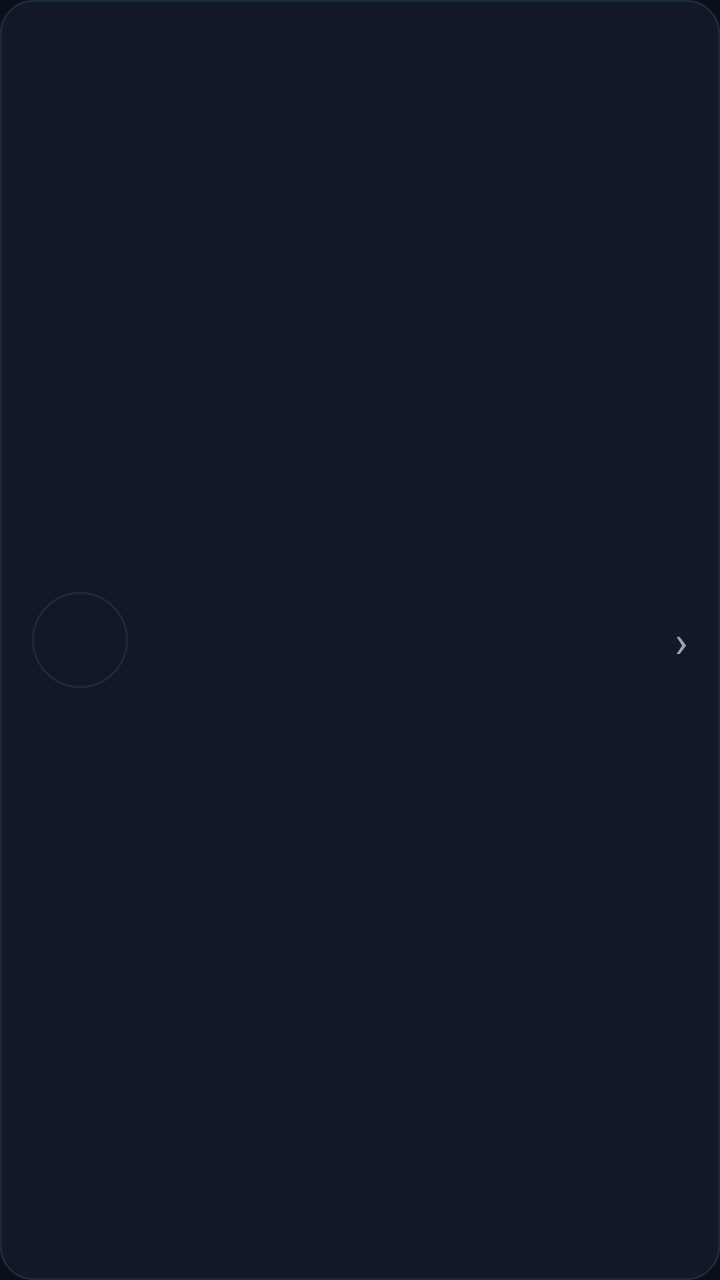
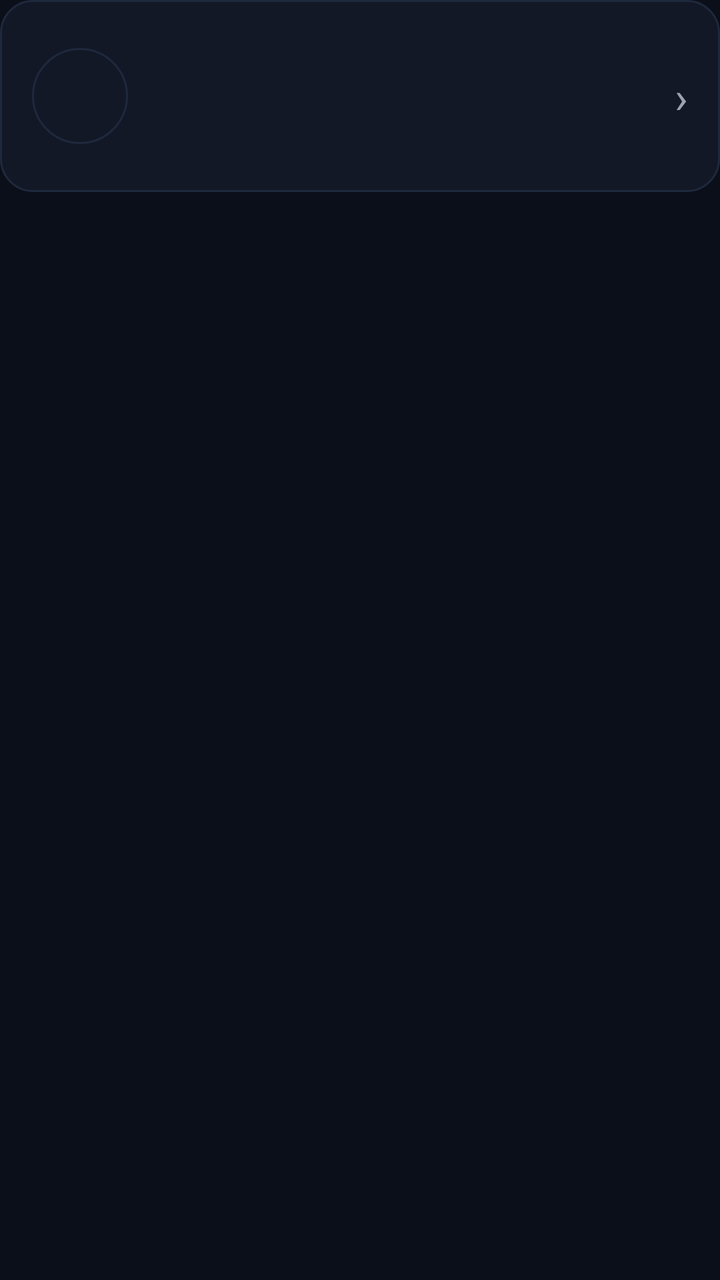

Two renders of the same Android screen: before a commit and after it. Below are the layout's source before the change and the commit's diff.
<!-- AndroidManifest.xml: application theme Theme.CampusConnect -->
<!-- res/layout/item_user.xml -->
<?xml version="1.0" encoding="utf-8"?>
<LinearLayout xmlns:android="http://schemas.android.com/apk/res/android"
    xmlns:app="http://schemas.android.com/apk/res-auto"
    android:layout_width="match_parent"
    android:layout_height="wrap_content"
    android:orientation="horizontal"
    android:padding="16dp"
    android:gravity="center_vertical"
    android:background="@drawable/bg_card"
    android:layout_marginBottom="10dp">

    
    <FrameLayout
        android:layout_width="48dp"
        android:layout_height="48dp"
        android:layout_marginEnd="14dp">

        <View
            android:layout_width="48dp"
            android:layout_height="48dp"
            android:background="@drawable/bg_avatar"/>

        <TextView
            android:id="@+id/tvInitial"
            android:layout_width="match_parent"
            android:layout_height="match_parent"
            android:gravity="center"
            android:textColor="@color/color_cyan"
            android:textSize="18sp"
            android:textStyle="bold"/>

        <de.hdodenhof.circleimageview.CircleImageView
            android:id="@+id/ivAvatar"
            android:layout_width="48dp"
            android:layout_height="48dp"
            android:visibility="gone"/>

    </FrameLayout>

    
    <LinearLayout
        android:layout_width="0dp"
        android:layout_height="wrap_content"
        android:layout_weight="1"
        android:orientation="vertical">

        <LinearLayout
            android:layout_width="wrap_content"
            android:layout_height="wrap_content"
            android:orientation="horizontal"
            android:gravity="center_vertical">

            <TextView
                android:id="@+id/tvFullName"
                android:layout_width="wrap_content"
                android:layout_height="wrap_content"
                android:textColor="@color/color_text_primary"
                android:textSize="15sp"
                android:textStyle="bold"/>

            <TextView
                android:id="@+id/tvCrBadge"
                android:layout_width="wrap_content"
                android:layout_height="wrap_content"
                android:layout_marginStart="6dp"
                android:paddingStart="6dp"
                android:paddingEnd="6dp"
                android:paddingTop="1dp"
                android:paddingBottom="1dp"
                android:text="@string/discover_cr_badge"
                android:textColor="@color/color_background"
                android:textSize="10sp"
                android:textStyle="bold"
                android:background="@drawable/bg_badge_purple"
                android:visibility="gone"/>

        </LinearLayout>

        <TextView
            android:id="@+id/tvUsername"
            android:layout_width="wrap_content"
            android:layout_height="wrap_content"
            android:textColor="@color/color_cyan"
            android:textSize="12sp"
            android:layout_marginTop="2dp"/>

        <TextView
            android:id="@+id/tvBio"
            android:layout_width="wrap_content"
            android:layout_height="wrap_content"
            android:textColor="@color/color_muted"
            android:textSize="12sp"
            android:layout_marginTop="3dp"
            android:maxLines="1"
            android:ellipsize="end"/>

        
        <TextView
            android:id="@+id/tvEducation"
            android:layout_width="match_parent"
            android:layout_height="wrap_content"
            android:textColor="@color/color_text_body"
            android:textSize="12sp"
            android:layout_marginTop="4dp"
            android:maxLines="1"
            android:ellipsize="end"
            android:visibility="gone"/>

        <LinearLayout
            android:layout_width="match_parent"
            android:layout_height="wrap_content"
            android:orientation="horizontal"
            android:gravity="center_vertical"
            android:layout_marginTop="6dp">

            <com.google.android.material.chip.ChipGroup
                android:id="@+id/skillsChipGroup"
                android:layout_width="0dp"
                android:layout_height="wrap_content"
                android:layout_weight="1"
                app:chipSpacingHorizontal="4dp"
                app:chipSpacingVertical="4dp"
                app:singleLine="true"/>

            <TextView
                android:id="@+id/tvProjectCount"
                android:layout_width="wrap_content"
                android:layout_height="wrap_content"
                android:layout_marginStart="6dp"
                android:textColor="@color/color_muted"
                android:textSize="11sp"
                android:visibility="gone"/>

        </LinearLayout>

    </LinearLayout>

    
    <TextView
        android:layout_width="wrap_content"
        android:layout_height="wrap_content"
        android:text="›"
        android:textColor="@color/color_muted"
        android:textSize="22sp"
        android:layout_marginStart="8dp"/>

</LinearLayout>
<!-- resources referenced by this layout -->
<resources>
  <color name="color_background">#0B0F19</color>
  <color name="color_cyan">#00D2FF</color>
  <color name="color_muted">#9CA3AF</color>
  <color name="color_text_body">#CBD5E1</color>
  <color name="color_text_primary">#FFFFFF</color>
  <!-- drawable bg_avatar (drawable) -->
  <?xml version="1.0" encoding="utf-8"?>
  <shape xmlns:android="http://schemas.android.com/apk/res/android"
      android:shape="oval">
      <solid android:color="@color/color_card"/>
      <stroke
          android:width="1dp"
          android:color="@color/color_border"/>
  </shape>
  <!-- drawable bg_badge_purple (drawable) -->
  <?xml version="1.0" encoding="utf-8"?>
  <shape xmlns:android="http://schemas.android.com/apk/res/android"
      android:shape="rectangle">
      <solid android:color="@color/color_purple"/>
      <corners android:radius="6dp"/>
  </shape>
  <!-- drawable bg_card (drawable) -->
  <?xml version="1.0" encoding="utf-8"?>
  <shape xmlns:android="http://schemas.android.com/apk/res/android"
      android:shape="rectangle">
      <solid android:color="@color/color_card"/>
      <stroke
          android:width="1dp"
          android:color="@color/color_border"/>
      <corners android:radius="16dp"/>
  </shape>
  <string name="discover_cr_badge">CR</string>
  <style name="Theme.CampusConnect" parent="Theme.MaterialComponents.DayNight.NoActionBar">
          <item name="android:windowBackground">@color/color_background</item>
          <item name="android:statusBarColor">@color/color_background</item>
          <item name="android:navigationBarColor">@color/color_background</item>
          <item name="colorPrimary">@color/color_cyan</item>
          <item name="colorPrimaryVariant">@color/color_purple</item>
          <item name="colorOnPrimary">@color/color_background</item>
          <item name="android:textColor">@color/color_text_primary</item>
          <item name="android:fontFamily">sans-serif</item>
          <item name="android:textColorHint">@color/color_muted</item>
          <item name="android:fitsSystemWindows">true</item>
      </style>
  <color name="color_card">#121826</color>
  <color name="color_border">#1F293D</color>
  <color name="color_purple">#8B5CF6</color>
</resources>

<!-- the commit's change to res/layout/item_user.xml (unified diff, before → after) -->
@@ -1,147 +1,179 @@
 <?xml version="1.0" encoding="utf-8"?>
-<LinearLayout xmlns:android="http://schemas.android.com/apk/res/android"
+<FrameLayout xmlns:android="http://schemas.android.com/apk/res/android"
     xmlns:app="http://schemas.android.com/apk/res-auto"
     android:layout_width="match_parent"
     android:layout_height="wrap_content"
-    android:orientation="horizontal"
-    android:padding="16dp"
-    android:gravity="center_vertical"
-    android:background="@drawable/bg_card"
     android:layout_marginBottom="10dp">
 
-    
-    <FrameLayout
-        android:layout_width="48dp"
-        android:layout_height="48dp"
-        android:layout_marginEnd="14dp">
+    <LinearLayout
+        android:layout_width="match_parent"
+        android:layout_height="wrap_content"
+        android:orientation="horizontal"
+        android:padding="16dp"
+        android:gravity="center_vertical"
+        android:background="@drawable/bg_card">
 
-        <View
+        
+        <FrameLayout
             android:layout_width="48dp"
             android:layout_height="48dp"
-            android:background="@drawable/bg_avatar"/>
+            android:layout_marginEnd="14dp">
 
-        <TextView
-            android:id="@+id/tvInitial"
-            android:layout_width="match_parent"
-            android:layout_height="match_parent"
-            android:gravity="center"
-            android:textColor="@color/color_cyan"
-            android:textSize="18sp"
-            android:textStyle="bold"/>
-
-        <de.hdodenhof.circleimageview.CircleImageView
-            android:id="@+id/ivAvatar"
-            android:layout_width="48dp"
-            android:layout_height="48dp"
-            android:visibility="gone"/>
-
-    </FrameLayout>
-
-    
-    <LinearLayout
-        android:layout_width="0dp"
-        android:layout_height="wrap_content"
-        android:layout_weight="1"
-        android:orientation="vertical">
-
-        <LinearLayout
-            android:layout_width="wrap_content"
-            android:layout_height="wrap_content"
-            android:orientation="horizontal"
-            android:gravity="center_vertical">
+            <View
+                android:layout_width="48dp"
+                android:layout_height="48dp"
+                android:background="@drawable/bg_avatar"/>
 
             <TextView
-                android:id="@+id/tvFullName"
+                android:id="@+id/tvInitial"
+                android:layout_width="match_parent"
+                android:layout_height="match_parent"
+                android:gravity="center"
+                android:textColor="@color/color_cyan"
+                android:textSize="18sp"
+                android:textStyle="bold"/>
+
+            <de.hdodenhof.circleimageview.CircleImageView
+                android:id="@+id/ivAvatar"
+                android:layout_width="48dp"
+                android:layout_height="48dp"
+                android:visibility="gone"/>
+
+        </FrameLayout>
+
+        
+        <LinearLayout
+            android:layout_width="0dp"
+            android:layout_height="wrap_content"
+            android:layout_weight="1"
+            android:orientation="vertical">
+
+            <LinearLayout
                 android:layout_width="wrap_content"
                 android:layout_height="wrap_content"
-                android:textColor="@color/color_text_primary"
-                android:textSize="15sp"
-                android:textStyle="bold"/>
+                android:orientation="horizontal"
+                android:gravity="center_vertical">
+
+                <TextView
+                    android:id="@+id/tvFullName"
+                    android:layout_width="wrap_content"
+                    android:layout_height="wrap_content"
+                    android:textColor="@color/color_text_primary"
+                    android:textSize="15sp"
+                    android:textStyle="bold"/>
+
+                <TextView
+                    android:id="@+id/tvCrBadge"
+                    android:layout_width="wrap_content"
+                    android:layout_height="wrap_content"
+                    android:layout_marginStart="6dp"
+                    android:paddingStart="6dp"
+                    android:paddingEnd="6dp"
+                    android:paddingTop="1dp"
+                    android:paddingBottom="1dp"
+                    android:text="@string/discover_cr_badge"
+                    android:textColor="@color/color_background"
+                    android:textSize="10sp"
+                    android:textStyle="bold"
+                    android:background="@drawable/bg_badge_purple"
+                    android:visibility="gone"/>
+
+                <TextView
+                    android:id="@+id/tvFacultyBadge"
+                    android:layout_width="wrap_content"
+                    android:layout_height="wrap_content"
+                    android:layout_marginStart="6dp"
+                    android:paddingStart="6dp"
+                    android:paddingEnd="6dp"
+                    android:paddingTop="1dp"
+                    android:paddingBottom="1dp"
+                    android:text="@string/discover_faculty_badge"
+                    android:textColor="@color/color_background"
+                    android:textSize="10sp"
+                    android:textStyle="bold"
+                    android:background="@drawable/bg_badge_amber"
+                    android:visibility="gone"/>
+
+            </LinearLayout>
 
             <TextView
-                android:id="@+id/tvCrBadge"
+                android:id="@+id/tvUsername"
                 android:layout_width="wrap_content"
                 android:layout_height="wrap_content"
-                android:layout_marginStart="6dp"
-                android:paddingStart="6dp"
-                android:paddingEnd="6dp"
-                android:paddingTop="1dp"
-                android:paddingBottom="1dp"
-                android:text="@string/discover_cr_badge"
-                android:textColor="@color/color_background"
-                android:textSize="10sp"
-                android:textStyle="bold"
-                android:background="@drawable/bg_badge_purple"
+                android:textColor="@color/color_cyan"
+                android:textSize="12sp"
+                android:layout_marginTop="2dp"/>
+
+            <TextView
+                android:id="@+id/tvBio"
+                android:layout_width="wrap_content"
+                android:layout_height="wrap_content"
+                android:textColor="@color/color_muted"
+                android:textSize="12sp"
+                android:layout_marginTop="3dp"
+                android:maxLines="1"
+                android:ellipsize="end"/>
+
+            
+            <TextView
+                android:id="@+id/tvEducation"
+                android:layout_width="match_parent"
+                android:layout_height="wrap_content"
+                android:textColor="@color/color_text_body"
+                android:textSize="12sp"
+                android:layout_marginTop="4dp"
+                android:maxLines="1"
+                android:ellipsize="end"
                 android:visibility="gone"/>
+
+            <LinearLayout
+                android:layout_width="match_parent"
+                android:layout_height="wrap_content"
+                android:orientation="horizontal"
+                android:gravity="center_vertical"
+                android:layout_marginTop="6dp">
+
+                <com.google.android.material.chip.ChipGroup
+                    android:id="@+id/skillsChipGroup"
+                    android:layout_width="0dp"
+                    android:layout_height="wrap_content"
+                    android:layout_weight="1"
+                    app:chipSpacingHorizontal="4dp"
+                    app:chipSpacingVertical="4dp"
+                    app:singleLine="true"/>
+
+                <TextView
+                    android:id="@+id/tvProjectCount"
+                    android:layout_width="wrap_content"
+                    android:layout_height="wrap_content"
+                    android:layout_marginStart="6dp"
+                    android:textColor="@color/color_muted"
+                    android:textSize="11sp"
+                    android:visibility="gone"/>
+
+            </LinearLayout>
 
         </LinearLayout>
 
+        
         <TextView
-            android:id="@+id/tvUsername"
             android:layout_width="wrap_content"
             android:layout_height="wrap_content"
-            android:textColor="@color/color_cyan"
-            android:textSize="12sp"
-            android:layout_marginTop="2dp"/>
-
-        <TextView
-            android:id="@+id/tvBio"
-            android:layout_width="wrap_content"
-            android:layout_height="wrap_content"
+            android:text="›"
             android:textColor="@color/color_muted"
-            android:textSize="12sp"
-            android:layout_marginTop="3dp"
-            android:maxLines="1"
-            android:ellipsize="end"/>
-
-        
-        <TextView
-            android:id="@+id/tvEducation"
-            android:layout_width="match_parent"
-            android:layout_height="wrap_content"
-            android:textColor="@color/color_text_body"
-            android:textSize="12sp"
-            android:layout_marginTop="4dp"
-            android:maxLines="1"
-            android:ellipsize="end"
-            android:visibility="gone"/>
-
-        <LinearLayout
-            android:layout_width="match_parent"
-            android:layout_height="wrap_content"
-            android:orientation="horizontal"
-            android:gravity="center_vertical"
-            android:layout_marginTop="6dp">
-
-            <com.google.android.material.chip.ChipGroup
-                android:id="@+id/skillsChipGroup"
-                android:layout_width="0dp"
-                android:layout_height="wrap_content"
-                android:layout_weight="1"
-                app:chipSpacingHorizontal="4dp"
-                app:chipSpacingVertical="4dp"
-                app:singleLine="true"/>
-
-            <TextView
-                android:id="@+id/tvProjectCount"
-                android:layout_width="wrap_content"
-                android:layout_height="wrap_content"
-                android:layout_marginStart="6dp"
-                android:textColor="@color/color_muted"
-                android:textSize="11sp"
-                android:visibility="gone"/>
-
-        </LinearLayout>
+            android:textSize="22sp"
+            android:layout_marginStart="8dp"/>
 
     </LinearLayout>
 
     
-    <TextView
-        android:layout_width="wrap_content"
-        android:layout_height="wrap_content"
-        android:text="›"
-        android:textColor="@color/color_muted"
-        android:textSize="22sp"
-        android:layout_marginStart="8dp"/>
+    <View
+        android:id="@+id/facultyAccentStripe"
+        android:layout_width="4dp"
+        android:layout_height="match_parent"
+        android:layout_gravity="start"
+        android:background="@drawable/bg_accent_stripe_left"
+        android:backgroundTint="@color/color_amber"
+        android:visibility="gone"/>
 
-</LinearLayout>
+</FrameLayout>
<!-- resource entries referenced after the edit -->
@@ -1,10 +1,22 @@
 <!-- resources referenced by this layout -->
 <resources>
+  <color name="color_amber">#F59E0B</color>
   <color name="color_background">#0B0F19</color>
   <color name="color_cyan">#00D2FF</color>
   <color name="color_muted">#9CA3AF</color>
   <color name="color_text_body">#CBD5E1</color>
   <color name="color_text_primary">#FFFFFF</color>
+  <!-- drawable bg_accent_stripe_left (drawable) -->
+  <?xml version="1.0" encoding="utf-8"?>
+  <shape xmlns:android="http://schemas.android.com/apk/res/android"
+      android:shape="rectangle">
+      <solid android:color="@android:color/white"/>
+      <corners
+          android:topLeftRadius="16dp"
+          android:bottomLeftRadius="16dp"
+          android:topRightRadius="0dp"
+          android:bottomRightRadius="0dp"/>
+  </shape>
   <!-- drawable bg_avatar (drawable) -->
   <?xml version="1.0" encoding="utf-8"?>
   <shape xmlns:android="http://schemas.android.com/apk/res/android"
@@ -13,6 +25,13 @@
       <stroke
           android:width="1dp"
           android:color="@color/color_border"/>
+  </shape>
+  <!-- drawable bg_badge_amber (drawable) -->
+  <?xml version="1.0" encoding="utf-8"?>
+  <shape xmlns:android="http://schemas.android.com/apk/res/android"
+      android:shape="rectangle">
+      <solid android:color="@color/color_amber"/>
+      <corners android:radius="6dp"/>
   </shape>
   <!-- drawable bg_badge_purple (drawable) -->
   <?xml version="1.0" encoding="utf-8"?>
@@ -32,6 +51,7 @@
       <corners android:radius="16dp"/>
   </shape>
   <string name="discover_cr_badge">CR</string>
+  <string name="discover_faculty_badge">Faculty</string>
   <style name="Theme.CampusConnect" parent="Theme.MaterialComponents.DayNight.NoActionBar">
           <item name="android:windowBackground">@color/color_background</item>
           <item name="android:statusBarColor">@color/color_background</item>
